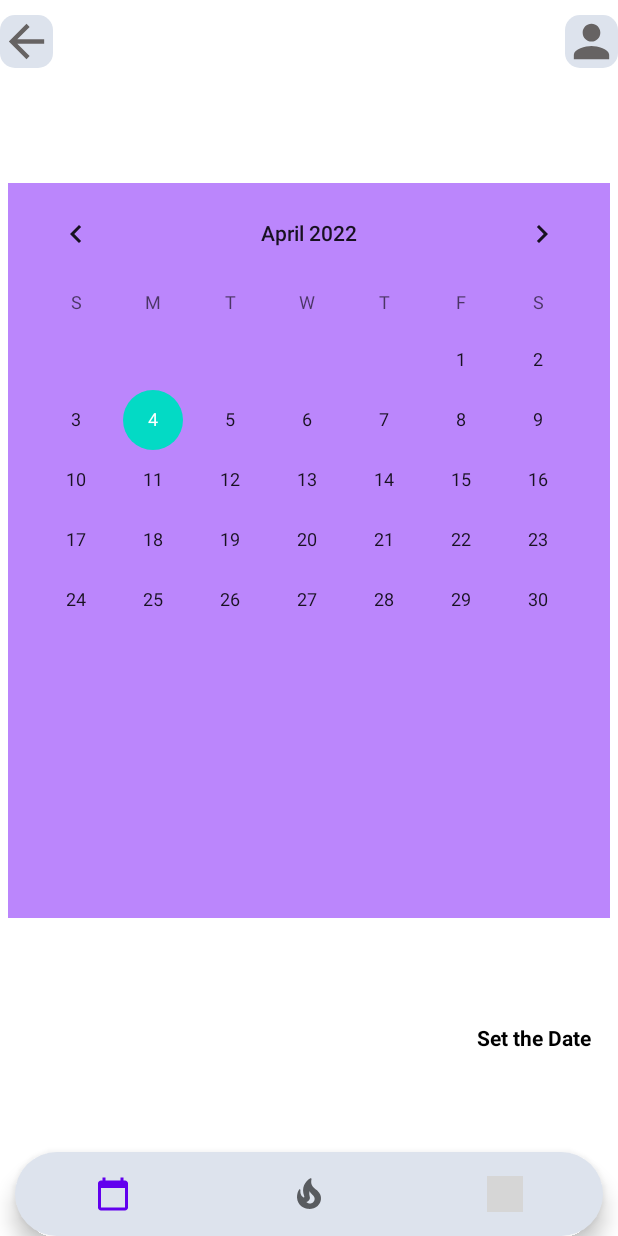
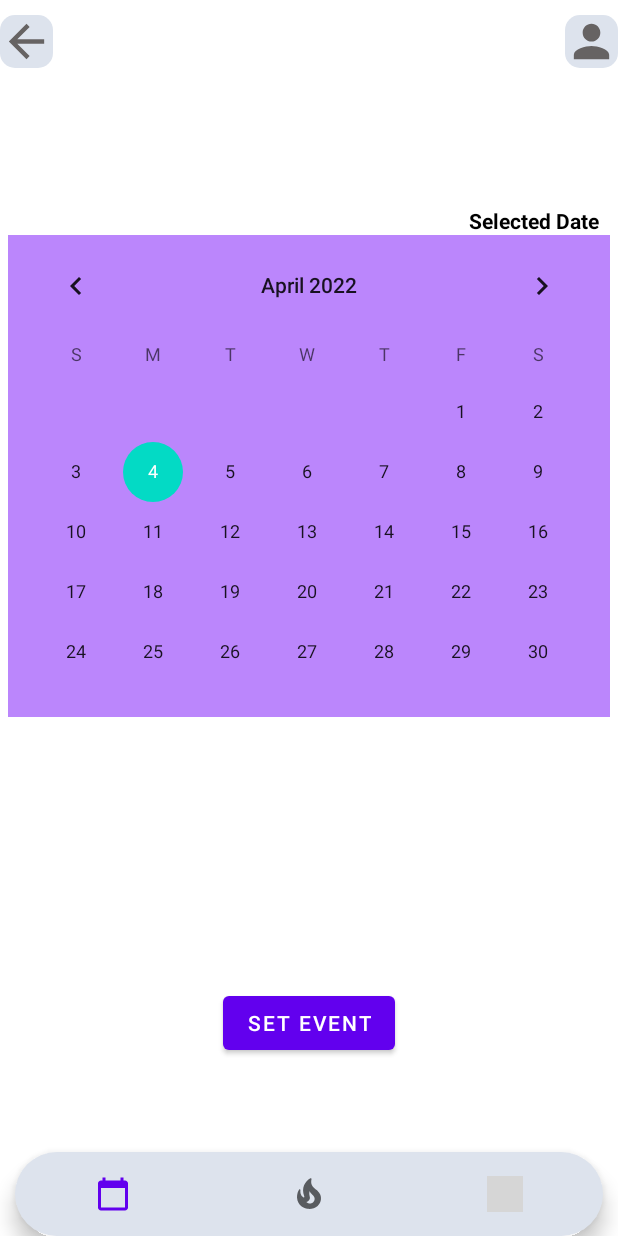
Before and after one commit to Aka-sha/Cos-Aiko, an Android app: the CalendarFragment screen opened directly, with no data from a screen before it, on a phone screen of 412 x 824 dp. Run offline under Robolectric (Android 15) with nearby library versions, the phone set to English and light mode, and no system bars; our stand-ins replace navigation-ui; libraries missing offline, so code that uses them is left out: com.github.dhaval2404.imagepicker, com.lorentzos.flingswipe; grey boxes are pictures that could not be loaded.

Commit message:
changed date format

```diff
--- a/CosAiko/app/src/main/java/com/capstone/cos_aiko/ui/home/CalendarFragment.java
+++ b/CosAiko/app/src/main/java/com/capstone/cos_aiko/ui/home/CalendarFragment.java
@@ -2,6 +2,7 @@ package com.capstone.cos_aiko.ui.home;
 
 import android.app.Activity;
 import android.content.Intent;
+import android.icu.text.SimpleDateFormat;
 import android.os.Build;
 import android.os.Bundle;
 import android.util.Log;
@@ -35,6 +36,7 @@ import com.capstone.cos_aiko.util.ImageCardAdapter;
 import com.lorentzos.flingswipe.SwipeFlingAdapterView;
 
 import java.io.IOException;
+import java.text.DateFormat;
 import java.util.ArrayList;
 import java.util.List;
 
@@ -90,6 +92,8 @@ public class CalendarFragment extends Fragment {
     private CalendarView calendar;
     private TextView set_event;
 
+    private Button event_button;
+
     public View onCreateView(@NonNull LayoutInflater inflater,
                              ViewGroup container,Bundle savedInstanceState) {
 
@@ -111,13 +115,14 @@ public class CalendarFragment extends Fragment {
             {
 
                 String Date
-                        = dayOfMonth + "-"
-                        + (month + 1) + "-" + year;
+                        = (month + 1) + "/"
+                        + dayOfMonth + "/" + year;
 
                 // set this date in TextView for Display
                 set_event.setText(Date);
             }
         });
+
         calendar.setOnClickListener(new View.OnClickListener() {
             @RequiresApi(api = Build.VERSION_CODES.LOLLIPOP)
             @Override
@@ -127,7 +132,32 @@ public class CalendarFragment extends Fragment {
                 Log.d("calendar date", "changed");
             }
         });
+/*
+        event_button = (Button) root.findViewById(R.id.event_button);
+        String start = "2022-04-1T01:00:00";
+        String end = "2022-04-1T22:00:00";
+        //startTime = "04/1T09:00:00/2022";
+        //endTime = "04/1T12:00:00/2022";
+        String date_format = DateFormat.getDateInstance().format(start);
 
+        //String date_format = new SimpleDateFormat("MM-dd'T'HH:mm:ss-yyyy");
+        //String start_date = SimpleDateFormat.parse(start);
+        //String end_date = SimpleDateFormat.parse(end);
+
+        event_button.setOnClickListener(new View.OnClickListener() {
+            @RequiresApi(api = Build.VERSION_CODES.LOLLIPOP)
+            @Override
+            public void onClick(View view) {
+                Intent event_intent = new Intent(Intent.ACTION_EDIT);
+                event_intent.setType("vnd.android.cursor.item/event");
+                //event_intent.putExtra("beginTime", start_d.time);
+                event_intent.putExtra("time", true);
+                event_intent.putExtra("rule", "FREQ=YEARLY");
+                event_intent.putExtra("title", "Event");
+                startActivity(event_intent);
+                Log.d("calendar date", "changed");
+            }
+        });*/
         /*
         For something happening when new date is selected
          */
--- a/CosAiko/app/src/main/res/layout/fragment_home.xml
+++ b/CosAiko/app/src/main/res/layout/fragment_home.xml
@@ -13,25 +13,34 @@
         app:layout_constraintBottom_toBottomOf="parent"
         tools:layout_editor_absoluteX="0dp">
 
-        <CalendarView
-            android:id="@+id/calendar"
-            android:layout_width="401dp"
-            android:layout_height="490dp"
-            android:layout_marginLeft="50dp"
-            android:layout_marginRight="50dp"
-            android:layout_marginBottom="50dp"
-            android:background="@color/purple_200" />
+
         <TextView
             android:id="@+id/set_event"
             android:layout_width="wrap_content"
             android:layout_height="wrap_content"
             android:layout_marginStart="150dp"
             android:layout_marginTop="20dp"
-            app:layout_constraintBottom_toBottomOf="@+id/calendar"
             android:text="@string/eventset"
             android:textColor="@android:color/background_dark"
-            android:textStyle="bold" />
+            android:textStyle="bold"
+            app:layout_constraintBottom_toBottomOf="@+id/calendar" />
+
+        <CalendarView
+            android:id="@+id/calendar"
+            android:layout_width="401dp"
+            android:layout_height="321dp"
+            android:layout_marginLeft="50dp"
+            android:layout_marginRight="50dp"
+            android:layout_marginBottom="180dp"
+            android:background="@color/purple_200"
+            android:longClickable="true" />
+
+        <Button
+            android:id="@+id/event_button"
+            android:layout_width="wrap_content"
+            android:layout_height="wrap_content"
+            android:text="Set Event" />
+
     </LinearLayout>
 
-
 </androidx.constraintlayout.widget.ConstraintLayout>
--- a/CosAiko/app/src/main/res/values/strings.xml
+++ b/CosAiko/app/src/main/res/values/strings.xml
@@ -48,5 +48,5 @@
     <string name="lname">Last name</string>
     <string name="prev_month">TODO</string>
     <string name="pick_time">pick_time</string>
-    <string name="eventset">Set the Date</string>
+    <string name="eventset">Selected Date</string>
 </resources>
```
